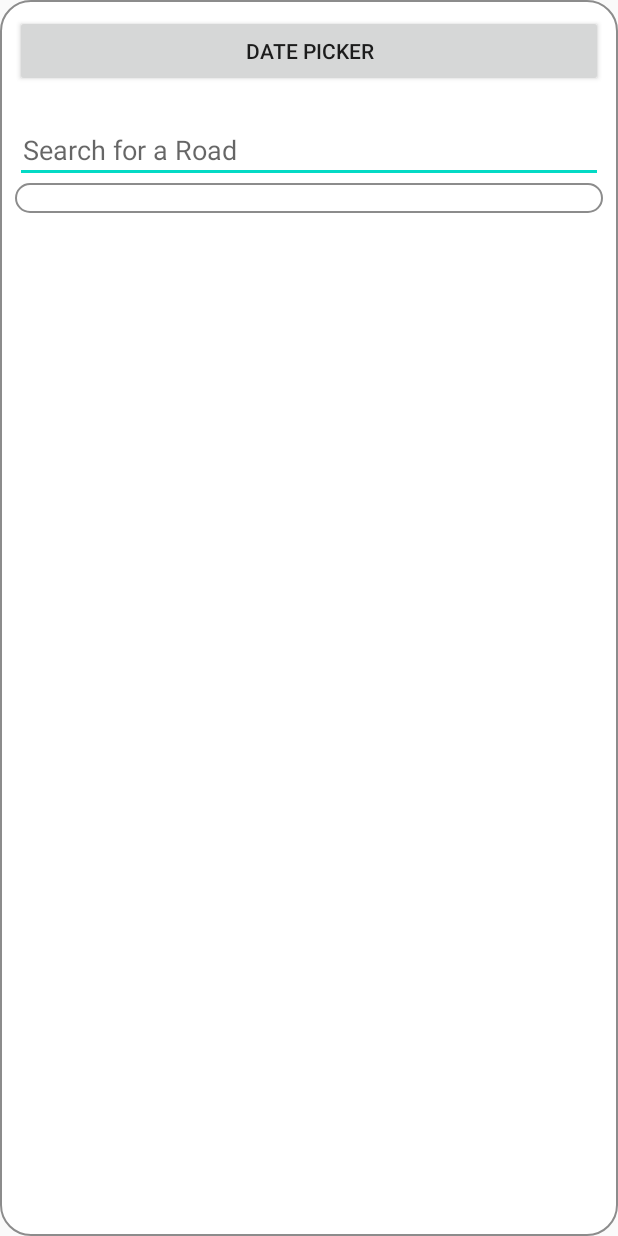
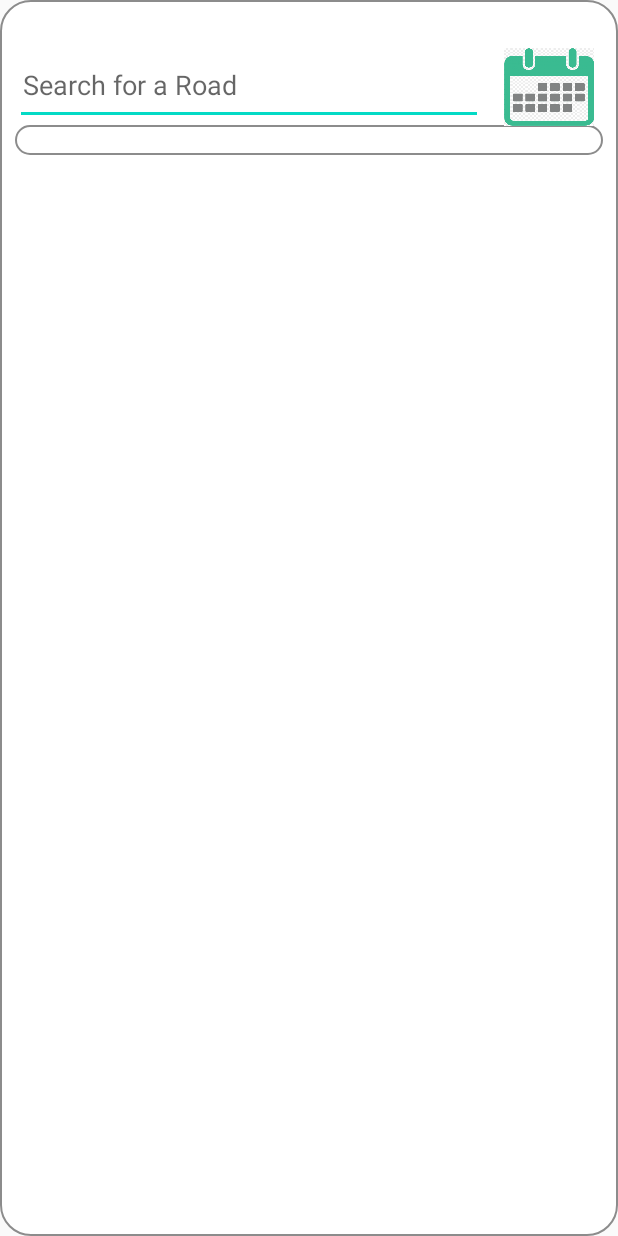
Before and after one commit to Marcleese1/MobileCoursework, an Android app: the layout activity_rsfeed.xml on its own in the app's theme, with its tools: preview values and no code run, on a phone screen of 412 x 824 dp. Run offline under Robolectric (Android 15) with nearby library versions, the phone set to English and light mode, and no system bars.

Commit message:
Design Finished

```diff
--- /dev/null
+++ b/app/src/main/APK/output.json
@@ -0,0 +1 @@
+[{"outputType":{"type":"APK"},"apkData":{"type":"MAIN","splits":[],"versionCode":1,"versionName":"1.0","enabled":true,"outputFile":"app-debug.apk","fullName":"debug","baseName":"debug","dirName":""},"path":"app-debug.apk","properties":{}}]
--- a/app/src/main/res/layout-land/activity_rsfeed.xml
+++ b/app/src/main/res/layout-land/activity_rsfeed.xml
@@ -10,13 +10,13 @@
 
     <Button
         android:id="@+id/button"
-        android:layout_width="166dp"
-        android:layout_height="60dp"
+        android:layout_width="92dp"
+        android:layout_height="55dp"
         android:layout_alignParentTop="true"
         android:layout_alignParentEnd="true"
         android:layout_marginTop="13dp"
-        android:onClick="showDatePicker"
-        android:text="Date Picker" />
+        android:background="@drawable/calendarvector"
+        android:onClick="showDatePicker" />
 
     <TextView
         android:id="@+id/txtSelectedDate"
@@ -26,12 +26,12 @@
 
     <EditText
         android:id="@+id/filter"
-        android:layout_width="533dp"
-        android:layout_height="65dp"
+        android:layout_width="605dp"
+        android:layout_height="69dp"
         android:layout_alignParentStart="true"
         android:layout_alignParentTop="true"
         android:layout_marginStart="11dp"
-        android:layout_marginTop="7dp"
+        android:layout_marginTop="13dp"
         android:hint="Search for a Road"
         android:paddingLeft="50dp"
         android:paddingRight="50dp"
--- a/app/src/main/res/layout/activity_rsfeed.xml
+++ b/app/src/main/res/layout/activity_rsfeed.xml
@@ -1,19 +1,23 @@
 <?xml version="1.0" encoding="utf-8"?>
 <!--Marc Leese S1827987-->
-<LinearLayout xmlns:android="http://schemas.android.com/apk/res/android"
+<RelativeLayout xmlns:android="http://schemas.android.com/apk/res/android"
     android:layout_width="match_parent"
     android:layout_height="match_parent"
     android:id="@+id/linearLayout"
     android:background="@drawable/customborder"
     android:orientation="vertical">
 
+
     <Button
         android:id="@+id/button"
-        android:text="Date Picker"
-        android:onClick="showDatePicker"
-        android:layout_width="match_parent"
-        android:layout_height="wrap_content"/>
-
+        android:layout_width="60dp"
+        android:layout_height="52dp"
+        android:layout_alignParentTop="true"
+        android:layout_alignParentEnd="true"
+        android:layout_marginTop="22dp"
+        android:layout_marginEnd="6dp"
+        android:background="@drawable/calendarvector"
+        android:onClick="showDatePicker" />
 
     <TextView
         android:id="@+id/txtSelectedDate"
@@ -21,20 +25,18 @@
         android:layout_height="wrap_content"
         android:visibility="gone"/>
 
-    <RelativeLayout
-        android:layout_width="match_parent"
-        android:layout_height="match_parent"
-        android:id="@+id/relativeLayout"
-        android:orientation="vertical">
+
     <TextView
         android:id="@+id/space"
         android:layout_width="match_parent"
-        android:layout_height="wrap_content"/>
+        android:layout_height="wrap_content"
+        android:layout_alignParentTop="true"
+        android:layout_centerHorizontal="true" />
 
     <EditText
         android:id="@+id/filter"
-        android:layout_width="392dp"
-        android:layout_height="wrap_content"
+        android:layout_width="312dp"
+        android:layout_height="54dp"
         android:layout_below="@+id/space"
         android:hint="Search for a Road"
         android:paddingLeft="5dp"
@@ -51,7 +53,5 @@
         android:background="@drawable/customborder"
         android:dividerHeight="1dp" />
 
-    </RelativeLayout>
 
-
-</LinearLayout>
+</RelativeLayout>
```
Also changed, not shown: app/src/main/res/drawable-v24/calendarvector.png (added), 3 other files.
